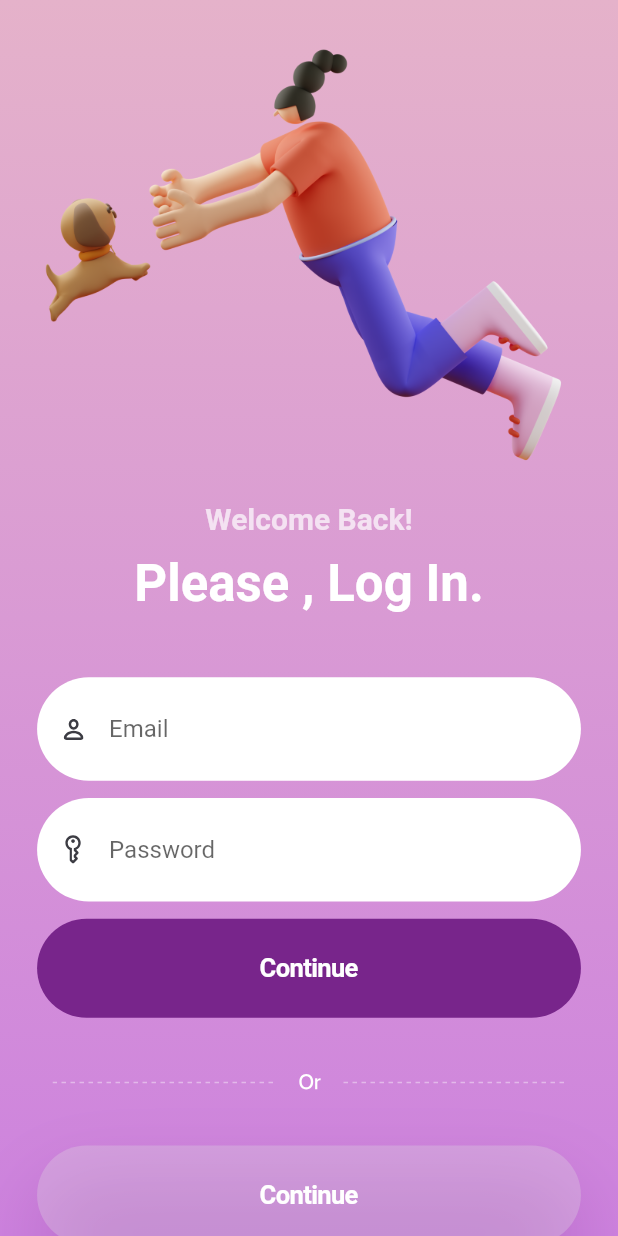
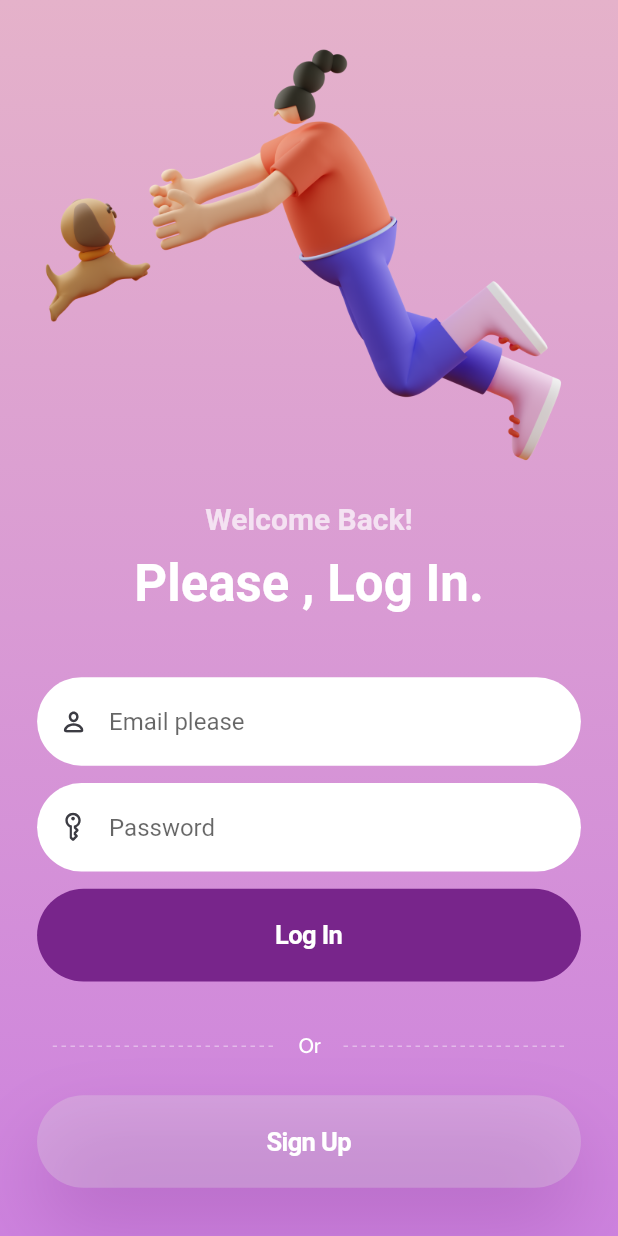
Before and after one commit to Arnav2001/GDSC_project, a Flutter app: the screen it shows after launch, on a phone screen of 412 x 824 dp. Run offline on Flutter 3.47's test engine with Material 2 defaults, Android fonts, the phone set to English and light mode, and no system bars; our stand-ins replace cloud_firestore, firebase_auth, firebase_core, flutter_svg; accounts and stored records are empty; Roboto replaces fonts that are missing (SF-Pro-Text).

```diff
--- a/lib/main.dart
+++ b/lib/main.dart
@@ -1,7 +1,13 @@
+import 'package:firebase_auth/firebase_auth.dart';
+import 'package:firebase_core/firebase_core.dart';
 import 'package:flutter/material.dart';
-import 'pages/Login/login_page.dart';
+import 'package:flutter_login_signup/firebase_options.dart';
+import 'package:flutter_login_signup/pages/HomePage.dart';
+import 'pages/login_page.dart';
 
 void main() {
+  WidgetsFlutterBinding.ensureInitialized();
+  Firebase.initializeApp(options: DefaultFirebaseOptions.currentPlatform);
   runApp(const MyApp());
 }
 
@@ -13,7 +19,16 @@ class MyApp extends StatelessWidget {
       debugShowCheckedModeBanner: false,
       title: 'Flutter UI Tutorial',
       theme: ThemeData(fontFamily: "SF-Pro-Text"),
-      home: const LoginPage(),
+      home: StreamBuilder(
+        stream: FirebaseAuth.instance.authStateChanges(),
+        builder: (context,snapshot){
+       if (snapshot.hasData){
+         return HomePage();
+       }else{
+         return LoginPage();
+       }
+        },
+      ),
     );
   }
 }
--- /dev/null
+++ b/lib/pages/login_page.dart
@@ -0,0 +1,167 @@
+import 'package:flutter/cupertino.dart';
+import 'package:flutter/material.dart';
+import 'package:flutter_login_signup/consts.dart';
+import 'package:flutter_login_signup/pages/HomePage.dart';
+import 'package:flutter_login_signup/pages/singup_page.dart';
+import 'package:flutter_login_signup/services/Login_signupService.dart';
+import 'package:flutter_svg/svg.dart';
+
+class LoginPage extends StatefulWidget {
+  const LoginPage({super.key});
+
+  @override
+  State<LoginPage> createState() => _LoginPageState();
+}
+
+class _LoginPageState extends State<LoginPage> {
+  var email = TextEditingController();
+  var password = TextEditingController();
+
+  @override
+  Widget build(BuildContext context) {
+    Size size = MediaQuery.of(context).size;
+    return Scaffold(
+      body: Container(
+        height: double.maxFinite,
+        decoration: const BoxDecoration(
+          gradient: LinearGradient(
+            begin: Alignment.topCenter,
+            end: Alignment.bottomCenter,
+            colors: [g1, g2],
+          ),
+        ),
+        child: SingleChildScrollView(
+          child: Padding(
+            padding: EdgeInsets.all(size.height * 0.030),
+            child: OverflowBar(
+              overflowAlignment: OverflowBarAlignment.center,
+              overflowSpacing: size.height * 0.014,
+              children: [
+                Image.asset("assets/images/image_1.png"),
+                Text(
+                  "Welcome Back!",
+                  textAlign: TextAlign.center,
+                  style: TextStyle(
+                    fontWeight: FontWeight.w600,
+                    fontSize: 20,
+                    color: kWhiteColor.withOpacity(0.7),
+                  ),
+                ),
+                const Text(
+                  "Please , Log In.",
+                  textAlign: TextAlign.center,
+                  style: TextStyle(
+                    fontWeight: FontWeight.bold,
+                    fontSize: 34,
+                    color: kWhiteColor,
+                  ),
+                ),
+                SizedBox(height: size.height * 0.024),
+                TextField(
+                  controller: email,
+                  keyboardType: TextInputType.text,
+                  style: const TextStyle(color: kInputColor),
+                  decoration: InputDecoration(
+                    contentPadding: const EdgeInsets.symmetric(vertical: 20.0),
+                    filled: true,
+                    hintText: "Email please",
+                    prefixIcon: IconButton(
+                      onPressed: () {},
+                      icon: SvgPicture.asset(userIcon),
+                    ),
+                    fillColor: kWhiteColor,
+                    border: OutlineInputBorder(
+                      borderSide: BorderSide.none,
+                      borderRadius: BorderRadius.circular(37),
+                    ),
+                  ),
+                ),
+                TextField(
+                  controller: password,
+                  obscureText: true,
+                  keyboardType: TextInputType.text,
+                  style: const TextStyle(color: kInputColor),
+                  decoration: InputDecoration(
+                    contentPadding: const EdgeInsets.symmetric(vertical: 20.0),
+                    filled: true,
+                    hintText: "Password",
+                    prefixIcon: IconButton(
+                      onPressed: () {},
+                      icon: SvgPicture.asset(keyIcon),
+                    ),
+                    fillColor: kWhiteColor,
+                    border: OutlineInputBorder(
+                      borderSide: BorderSide.none,
+                      borderRadius: BorderRadius.circular(37),
+                    ),
+                  ),
+                ),
+                CupertinoButton(
+                  padding: EdgeInsets.zero,
+                  child: Container(
+                    alignment: Alignment.center,
+                    width: double.infinity,
+                    height: size.height * 0.075,
+                    decoration: BoxDecoration(
+                      color: kButtonColor,
+                      borderRadius: BorderRadius.circular(37),
+                    ),
+                    child: const Text(
+                      "Log In",
+                      style: TextStyle(
+                        color: kWhiteColor,
+                        fontWeight: FontWeight.w700,
+                      ),
+                    ),
+                  ),
+                  onPressed: () {
+                    if(email.text.isNotEmpty && password.text.isNotEmpty){
+                      AuthServices.signinUser(email.text.toString(), password.text.toString(), context);
+                    }else{
+                      ScaffoldMessenger.of(context)
+                          .showSnackBar(const SnackBar(content: Text('Fill all the Fields')));
+                    }
+                  },
+                ),
+                SizedBox(height: size.height * 0.014),
+                SvgPicture.asset("assets/icons/deisgn.svg"),
+                SizedBox(height: size.height * 0.0025),
+                CupertinoButton(
+                  padding: EdgeInsets.zero,
+                  child: Container(
+                    alignment: Alignment.center,
+                    width: double.infinity,
+                    height: size.height * 0.075,
+                    decoration:  BoxDecoration(
+                      boxShadow: const [
+                        BoxShadow(
+                          blurRadius: 45,
+                          spreadRadius: 0,
+                          color: Color.fromRGBO(120, 37, 139, 0.25),
+                          offset: Offset(0, 25),
+                        )
+                      ],
+                      borderRadius: BorderRadius.circular(37),
+                      color: const Color.fromRGBO(225, 225, 225, 0.28),
+                    ),
+                    child: const Text(
+                      "Sign Up",
+                      style: TextStyle(
+                        color: kWhiteColor,
+                        fontWeight: FontWeight.w700,
+                      ),
+                    ),
+                  ),
+                  onPressed: () => Navigator.push(
+                    context,
+                    MaterialPageRoute(builder: (context) => const SignUpPage()),
+                  ),
+                ),
+              ],
+            ),
+          ),
+        ),
+      ),
+    );
+  }
+}
--- a/pubspec.yaml
+++ b/pubspec.yaml
@@ -36,6 +36,9 @@ dependencies:
   # Use with the CupertinoIcons class for iOS style icons.
   cupertino_icons: ^1.0.2
   flutter_svg: ^2.0.4
+  firebase_core: ^2.9.0
+  firebase_auth: ^4.4.0
+  cloud_firestore: ^4.5.0
 
 dev_dependencies:
   flutter_test:
```
Also changed, not shown: lib/pages/HomePage.dart (added, +22 -0 lines), lib/pages/singup_page.dart (renamed from lib/pages/Login/login_page.dart, +82 -19 lines), lib/services/Login_signupService.dart (added, +77 -0 lines), lib/services/firestoreServices.dart (added, +10 -0 lines), lib/firebase_options.dart (added), pubspec.lock, 14 other files.
